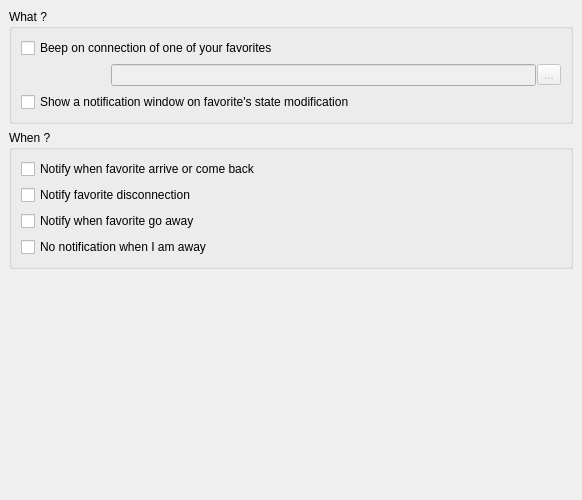
This is modules/notifier/rzxnotifierprop.ui in Fruneau/qRezix as Qt 5 draws it before an edit. The edited form follows.
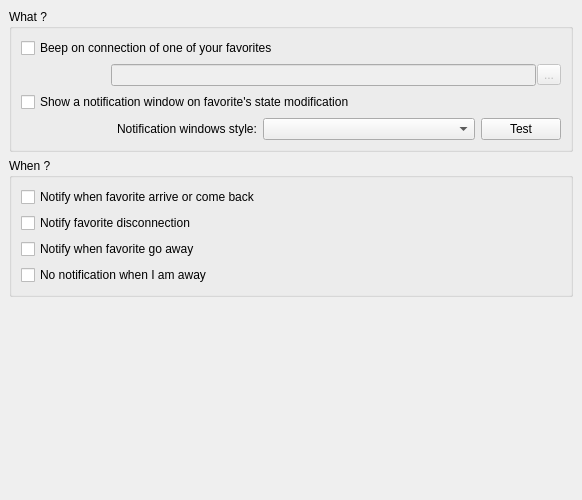
This is the edited form.

Commit message:
Ajout de la possibilitÃ© de mettre plusieurs thÃšmes pour les fenÃªtres de notification (thÃšmes codÃ©s en dur) avec actuellement : * thÃšme qRezix 2 ==> thÃšme utilisÃ© jusqu'Ã  prÃ©sent (par dÃ©faut sauf sous X11) * thÃšme qRezix 1.6 ==> rÃ©Ã©criture du thÃšme de l'ancienne version
La fenÃªtre de pref permet de choisir le thÃšme et d'en avoir un aperÃ§u appliquÃ© sur localhost.

Patch:
```diff
--- a/modules/notifier/rzxnotifierprop.ui
+++ b/modules/notifier/rzxnotifierprop.ui
@@ -29,55 +29,12 @@
      </property>
      <property name="sizeHint" >
       <size>
-       <width>563</width>
-       <height>141</height>
+       <width>564</width>
+       <height>131</height>
       </size>
      </property>
     </spacer>
    </item>
-   <item row="1" column="0" >
-    <widget class="QGroupBox" name="grpWhen" >
-     <property name="title" >
-      <string>When ?</string>
-     </property>
-     <layout class="QGridLayout" >
-      <property name="margin" >
-       <number>9</number>
-      </property>
-      <property name="spacing" >
-       <number>6</number>
-      </property>
-      <item row="2" column="0" >
-       <widget class="QCheckBox" name="cbAway" >
-        <property name="text" >
-         <string>Notify when favorite go away</string>
-        </property>
-       </widget>
-      </item>
-      <item row="3" column="0" >
-       <widget class="QCheckBox" name="cbILeave" >
-        <property name="text" >
-         <string>No notification when I am away</string>
-        </property>
-       </widget>
-      </item>
-      <item row="1" column="0" >
-       <widget class="QCheckBox" name="cbDisconnect" >
-        <property name="text" >
-         <string>Notify favorite disconnection</string>
-        </property>
-       </widget>
-      </item>
-      <item row="0" column="0" >
-       <widget class="QCheckBox" name="cbHere" >
-        <property name="text" >
-         <string>Notify when favorite arrive or come back</string>
-        </property>
-       </widget>
-      </item>
-     </layout>
-    </widget>
-   </item>
    <item row="0" column="0" >
     <widget class="QGroupBox" name="grpWhat" >
      <property name="title" >
@@ -90,17 +47,49 @@
       <property name="spacing" >
        <number>6</number>
       </property>
-      <item row="2" column="0" >
-       <widget class="QCheckBox" name="cbWarnFavorite" >
-        <property name="whatsThis" >
-         <string>&lt;h3>Notification&lt;/h3>&lt;p>Check it if you want a small nofitication windows to be displayed when a favorite connects, disconnects, or change is away-state&lt;/p></string>
+      <item row="3" column="1" >
+       <widget class="QLabel" name="lblStyle" >
+        <property name="text" >
+         <string>Notification windows style:</string>
         </property>
+       </widget>
+      </item>
+      <item row="3" column="2" >
+       <widget class="QComboBox" name="cbStyle" >
+        <property name="sizePolicy" >
+         <sizepolicy>
+          <hsizetype>7</hsizetype>
+          <vsizetype>0</vsizetype>
+          <horstretch>0</horstretch>
+          <verstretch>0</verstretch>
+         </sizepolicy>
+        </property>
+       </widget>
+      </item>
+      <item row="3" column="3" >
+       <widget class="QPushButton" name="btnTestStyle" >
         <property name="text" >
-         <string>Show a notification window on favorite's state modification</string>
+         <string>Test</string>
         </property>
        </widget>
       </item>
-      <item row="1" column="0" >
+      <item row="3" column="0" >
+       <spacer>
+        <property name="orientation" >
+         <enum>Qt::Horizontal</enum>
+        </property>
+        <property name="sizeType" >
+         <enum>QSizePolicy::Fixed</enum>
+        </property>
+        <property name="sizeHint" >
+         <size>
+          <width>90</width>
+          <height>20</height>
+         </size>
+        </property>
+       </spacer>
+      </item>
+      <item row="1" column="0" colspan="4" >
        <layout class="QHBoxLayout" >
         <property name="margin" >
          <number>0</number>
@@ -114,7 +103,7 @@
            <enum>Qt::Horizontal</enum>
           </property>
           <property name="sizeType" >
-           <enum>QSizePolicy::Preferred</enum>
+           <enum>QSizePolicy::Fixed</enum>
           </property>
           <property name="sizeHint" >
            <size>
@@ -149,13 +138,66 @@
         </item>
        </layout>
       </item>
-      <item row="0" column="0" >
+      <item row="0" column="0" colspan="4" >
        <widget class="QCheckBox" name="chkBeepFavorites" >
         <property name="whatsThis" >
          <string>&lt;h3>Beep on connection&lt;/h3>&lt;p>Check this if you want qRezix to play a sound when a favorite get connected&lt;/p></string>
         </property>
         <property name="text" >
          <string>Beep on connection of one of your favorites</string>
+        </property>
+       </widget>
+      </item>
+      <item row="2" column="0" colspan="4" >
+       <widget class="QCheckBox" name="cbWarnFavorite" >
+        <property name="whatsThis" >
+         <string>&lt;h3>Notification&lt;/h3>&lt;p>Check it if you want a small nofitication windows to be displayed when a favorite connects, disconnects, or change is away-state&lt;/p></string>
+        </property>
+        <property name="text" >
+         <string>Show a notification window on favorite's state modification</string>
+        </property>
+       </widget>
+      </item>
+     </layout>
+    </widget>
+   </item>
+   <item row="1" column="0" >
+    <widget class="QGroupBox" name="grpWhen" >
+     <property name="title" >
+      <string>When ?</string>
+     </property>
+     <layout class="QGridLayout" >
+      <property name="margin" >
+       <number>9</number>
+      </property>
+      <property name="spacing" >
+       <number>6</number>
+      </property>
+      <item row="2" column="0" >
+       <widget class="QCheckBox" name="cbAway" >
+        <property name="text" >
+         <string>Notify when favorite go away</string>
+        </property>
+       </widget>
+      </item>
+      <item row="3" column="0" >
+       <widget class="QCheckBox" name="cbILeave" >
+        <property name="text" >
+         <string>No notification when I am away</string>
+        </property>
+       </widget>
+      </item>
+      <item row="1" column="0" >
+       <widget class="QCheckBox" name="cbDisconnect" >
+        <property name="text" >
+         <string>Notify favorite disconnection</string>
+        </property>
+       </widget>
+      </item>
+      <item row="0" column="0" >
+       <widget class="QCheckBox" name="cbHere" >
+        <property name="text" >
+         <string>Notify when favorite arrive or come back</string>
         </property>
        </widget>
       </item>
```
The commit also changes 6 other files.
